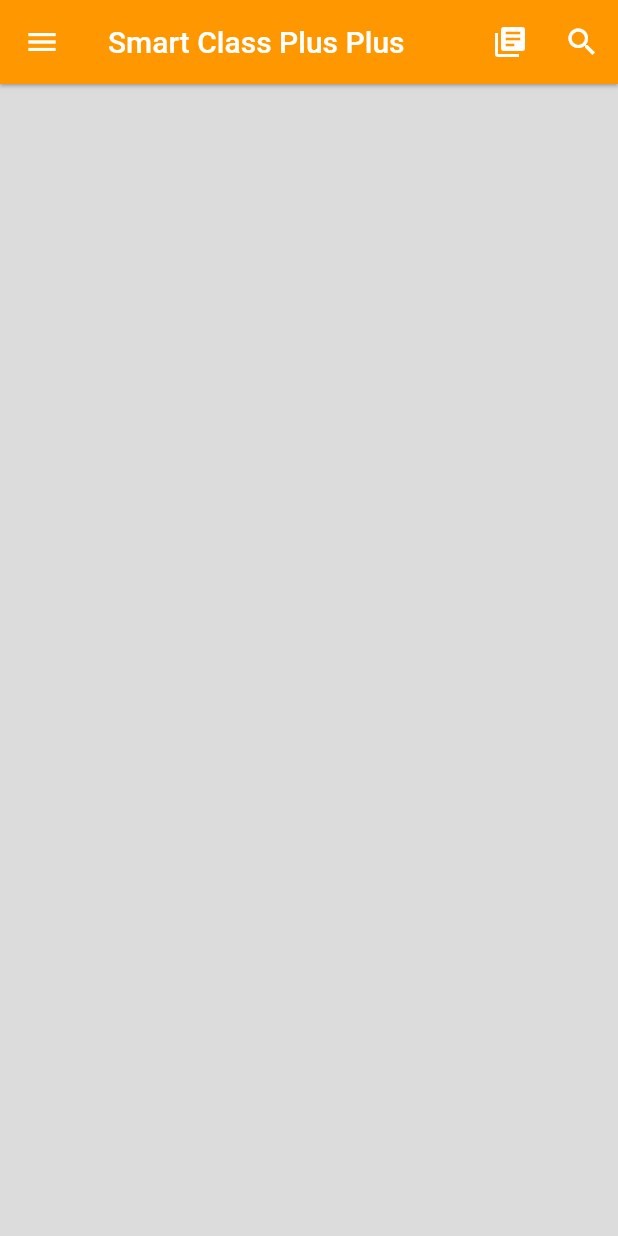
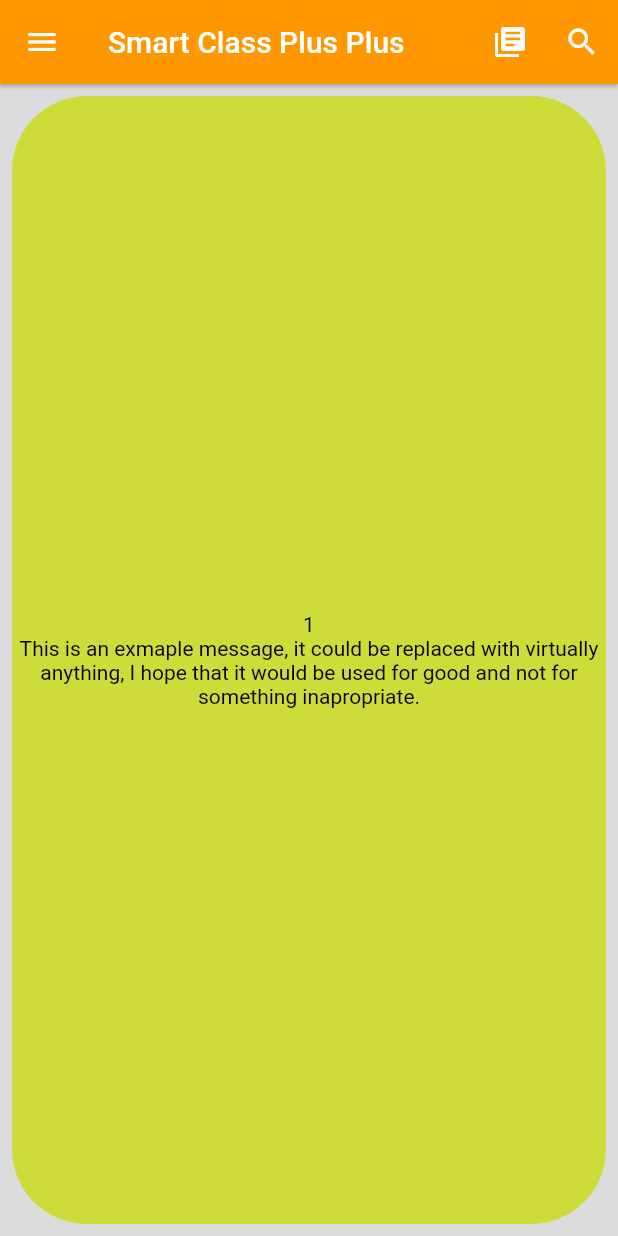
Before and after one commit to Berk-Akarcalioglu/smartclassPlusPlus-mySEV, a Flutter app: the screen it shows after launch, on a phone screen of 412 x 824 dp. Run offline on Flutter 3.47's test engine with Material 2 defaults, Android fonts, the light colour scheme and no system bars; our stand-ins replace fl_chart.

Commit message:
Minor improvements

```diff
--- a/smartclassplusplus_mysev/lib/Pages/GradeCalcPage.dart
+++ b/smartclassplusplus_mysev/lib/Pages/GradeCalcPage.dart
@@ -29,7 +29,7 @@ class _GradeCalcPageState extends State<GradeCalcPage> {
             examList(context, yearClass.lessons['math']),
             Container(
               alignment: Alignment.center,
-              child: Text("gpa : ${gpa.gpa(gpa.getTotalCredit(yearClass.lessons), gpa.getTotalGrade(yearClass.lessons))}"),
+              child: Text("gpa : ${gpa.gpa(gpa.getTotalCredit(yearClass.lessons), gpa.getTotalGrade(yearClass.lessons)).floorToDouble()}"),
             ),
           ],
         ),
--- a/smartclassplusplus_mysev/lib/Pages/MainPage.dart
+++ b/smartclassplusplus_mysev/lib/Pages/MainPage.dart
@@ -1,6 +1,7 @@
 import 'package:flutter/material.dart';
 import 'package:smartclassplusplus_mysev/Pages/GradeCalcPage.dart';
 import 'package:smartclassplusplus_mysev/Utils/Buttons/DrawerButton.dart';
+import 'package:smartclassplusplus_mysev/Utils/dummyNews.dart';
 import 'package:smartclassplusplus_mysev/Utils/testButtonsDrawer.dart';
 
 class MainPage extends StatelessWidget {
@@ -54,7 +55,15 @@ class MainPage extends StatelessWidget {
         ),
       ),
         body: Container(
+          height: MediaQuery.of(context).size.height,
           color: Theme.of(context).backgroundColor,
+          child: PageView(
+            scrollDirection: Axis.horizontal,
+            children: <Widget>[
+              dummyNews(context, "1"),
+              dummyNews(context, "2")
+            ],
+          ),
       ),
     );
   }
--- /dev/null
+++ b/smartclassplusplus_mysev/lib/Utils/dummyNews.dart
@@ -0,0 +1,43 @@
+import 'package:flutter/material.dart';
+import 'package:flutter/widgets.dart';
+
+Widget dummyNews(BuildContext context, String title) {
+  return Padding(
+    padding: const EdgeInsets.all(8.0),
+    child: Container(
+      width: MediaQuery.of(context).size.width,
+      height: MediaQuery.of(context).size.height,
+      decoration: BoxDecoration(
+          color: Colors.lime,
+          shape: BoxShape.rectangle,
+          border: Border.all(
+            color: Colors.transparent,
+          ),
+          borderRadius: BorderRadius.circular(50)
+      ),
+      child: Column(
+        mainAxisAlignment: MainAxisAlignment.center,
+        crossAxisAlignment: CrossAxisAlignment.center,
+        children: <Widget>[
+          Container(
+            alignment: Alignment.center,
+            width: MediaQuery.of(context).size.width,
+            color: Colors.transparent,
+            child: Text(
+              title
+            ),
+          ),
+          Container(
+            alignment: Alignment.center,
+            color: Colors.transparent,
+            child: Text(
+              "This is an exmaple message, it could be replaced with virtually anything, I hope that it would be used for good and not for something inapropriate.",
+              softWrap: true,
+              textAlign: TextAlign.center,
+            ),
+          ),
+        ],
+      ),
+    ),
+  );
+}
```
Also changed, not shown: smartclassplusplus_mysev/lib/Resources/Classes.dart (+9 -9 lines).
